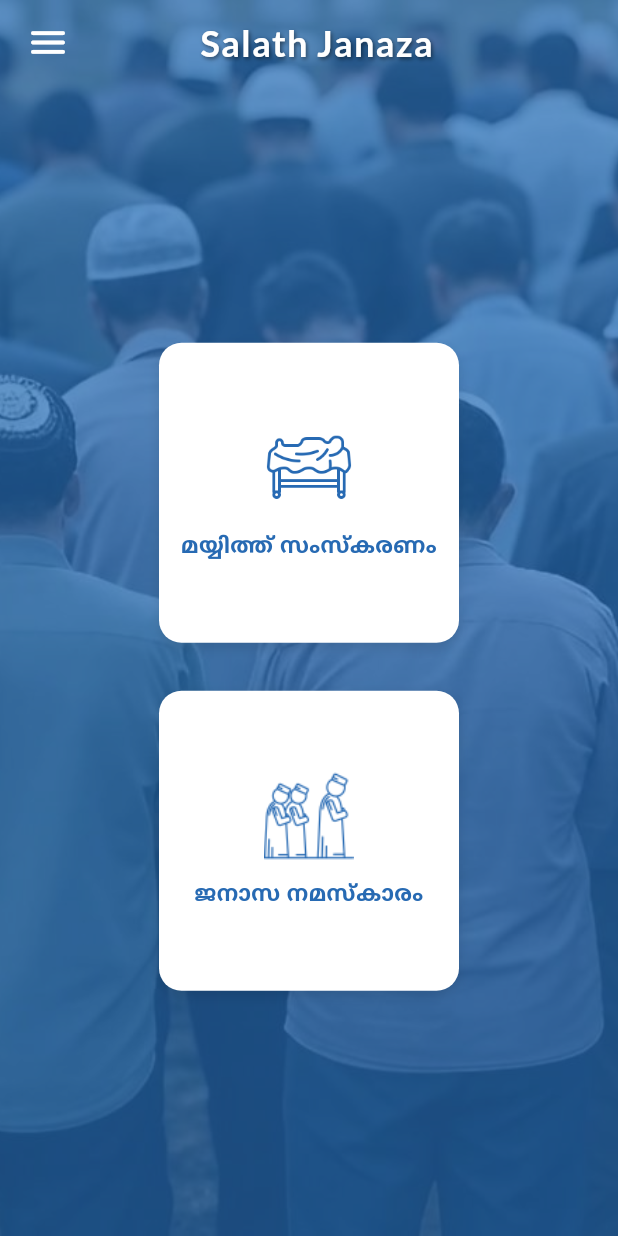
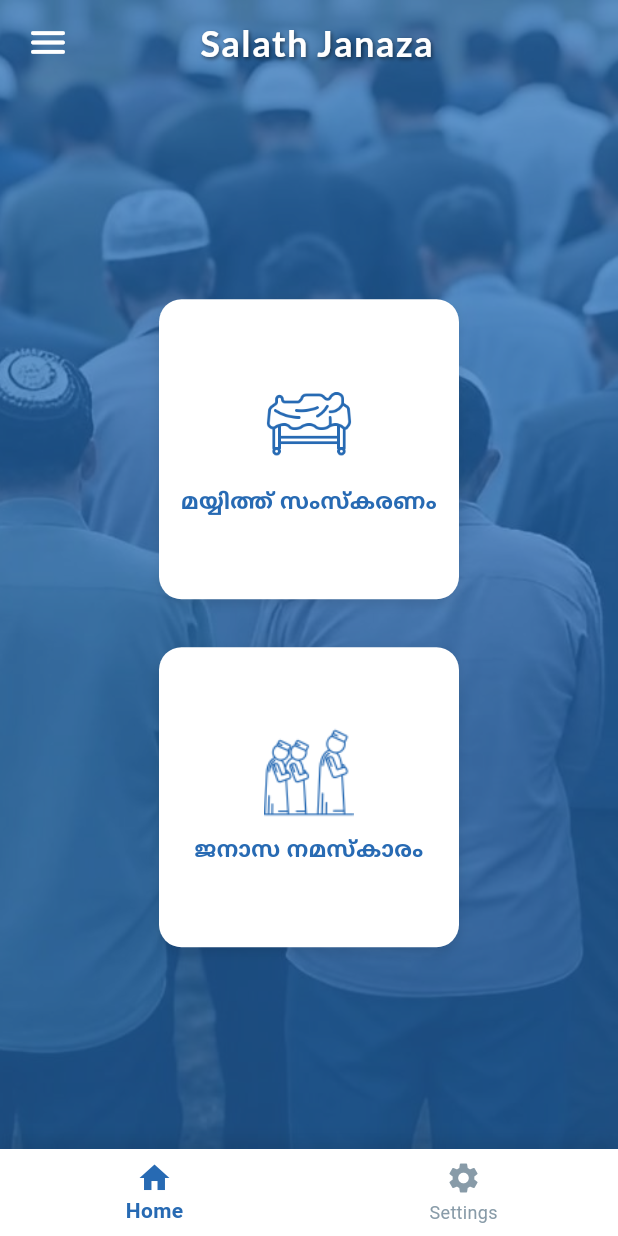
Before and after one commit to Jalaludheen25/Salat_jnz, a Flutter app: the screen it shows after launch, after a tap on "Male", after a tap on "Next", on a phone screen of 412 x 824 dp. Run offline on Flutter 3.47's test engine with Material 3 defaults, Android fonts, the light colour scheme and no system bars; our stand-ins replace google_fonts, just_audio, shared_preferences.

Commit message:
🚀 Implement bottom navigation with home and settings pages

```diff
--- a/lib/screen/gender_selections.dart
+++ b/lib/screen/gender_selections.dart
@@ -3,8 +3,7 @@ import 'package:google_fonts/google_fonts.dart';
 import 'package:provider/provider.dart';
 import 'package:janaza_guide/constants/colorclass.dart';
 import 'package:janaza_guide/provider/genderprovider.dart';
-
-import 'package:janaza_guide/screen/home_screen.dart';
+import 'package:janaza_guide/widget/bottom_nav.dart';
 
 class GenderSelectionScreen extends StatefulWidget {
   const GenderSelectionScreen({super.key});
@@ -185,10 +184,10 @@ class _GenderSelectionScreenState extends State<GenderSelectionScreen> {
                       child: InkWell(
                         onTap: isGenderSelected
                             ? () {
-                                Navigator.push(
+                                Navigator.pushReplacement(
                                   context,
                                   MaterialPageRoute(
-                                    builder: (context) => const HomeScreen(),
+                                    builder: (context) => const BottomNav(),
                                   ),
                                 );
                               }
--- /dev/null
+++ b/lib/widget/bottom_nav.dart
@@ -0,0 +1,64 @@
+import 'package:flutter/material.dart';
+import 'package:janaza_guide/constants/colorclass.dart';
+import 'package:janaza_guide/screen/home_screen.dart';
+import 'package:janaza_guide/screen/pages/settings_page.dart';
+
+class BottomNav extends StatefulWidget {
+  const BottomNav({super.key});
+
+  @override
+  State<BottomNav> createState() => _BottomNavState();
+}
+
+class _BottomNavState extends State<BottomNav> {
+  int _selectedIndex = 0;
+
+  static const List<Widget> _pages = [
+    HomeScreen(),
+    SettingsPage(),
+  ];
+
+  void _onItemTapped(int index) {
+    setState(() {
+      _selectedIndex = index;
+    });
+  }
+
+  @override
+  Widget build(BuildContext context) {
+    return Scaffold(
+      body: _pages[_selectedIndex],
+      bottomNavigationBar: Container(
+        decoration: BoxDecoration(
+          boxShadow: [
+            BoxShadow(
+              color: Colors.black.withOpacity(0.1),
+              blurRadius: 10,
+              offset: const Offset(0, -5),
+            ),
+          ],
+        ),
+        child: BottomNavigationBar(
+          items: const <BottomNavigationBarItem>[
+            BottomNavigationBarItem(
+              icon: Icon(Icons.home),
+              label: 'Home',
+            ),
+            BottomNavigationBarItem(
+              icon: Icon(Icons.settings),
+              label: 'Settings',
+            ),
+          ],
+          currentIndex: _selectedIndex,
+          selectedItemColor: ColorClass.primaryColor,
+          unselectedItemColor: ColorClass.blueGrey1,
+          onTap: _onItemTapped,
+          backgroundColor: Colors.white,
+          type: BottomNavigationBarType.fixed,
+          selectedLabelStyle: const TextStyle(fontWeight: FontWeight.w600),
+          elevation: 0,
+        ),
+      ),
+    );
+  }
+}
```
